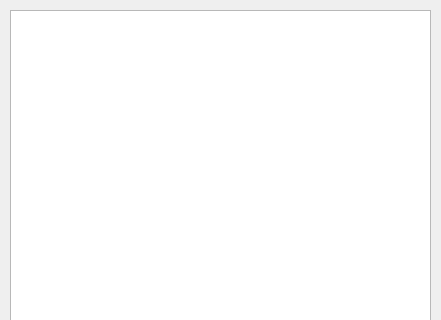
The window that ui/selectlipidomes.ui (lifs-tools/lipidspace) describes before a commit, drawn with Qt 5; both pictures show x 0 to 441 and y 0 to 320 of the 441 by 587 pixel window.
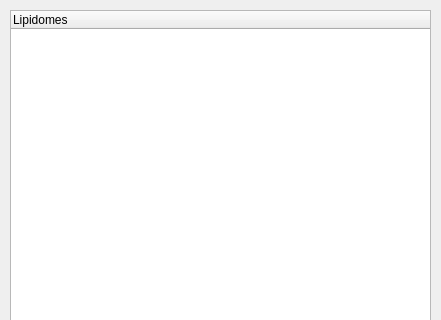
The same window after the commit.

Commit message: added functionality for having group-based lipidomes

Patch:
```diff
--- a/ui/selectlipidomes.ui
+++ b/ui/selectlipidomes.ui
@@ -49,6 +49,21 @@
     </rect>
    </property>
   </widget>
+  <widget class="QTreeWidget" name="lipidomesTreeWidget">
+   <property name="geometry">
+    <rect>
+     <x>10</x>
+     <y>10</y>
+     <width>421</width>
+     <height>531</height>
+    </rect>
+   </property>
+   <column>
+    <property name="text">
+     <string>Lipidomes</string>
+    </property>
+   </column>
+  </widget>
  </widget>
  <resources/>
  <connections/>
```
The commit also changes 9 other files.
